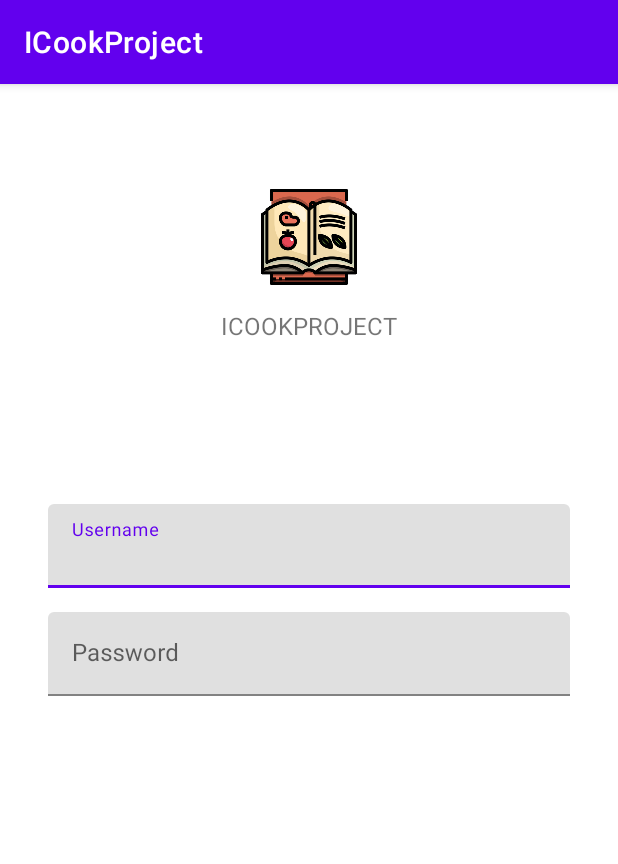
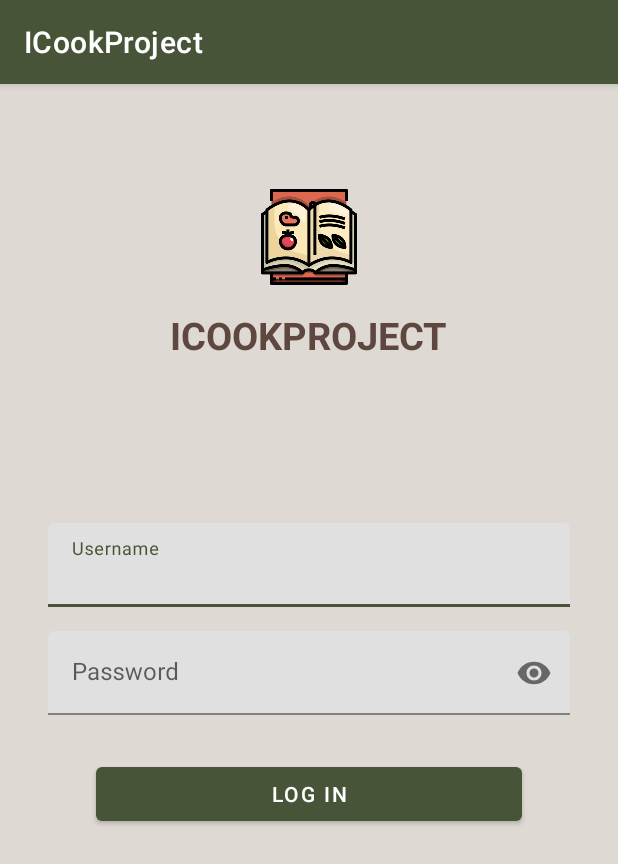
Before and after one commit to weedman-2000/IcookProyect_, an Android app: the screen it shows after launch (MainActivity), on a phone screen of 412 x 824 dp. Shown: the top 864 px of the screen. Run offline under Robolectric (Android 15) with nearby library versions, the phone set to English and light mode, and no system bars.

Commit message:
Cambios de color
min 42-vid7

```diff
--- a/app/src/main/res/layout/login_fragment.xml
+++ b/app/src/main/res/layout/login_fragment.xml
@@ -22,7 +22,6 @@
 
         >
 
-
         <ImageView
             android:layout_width="64dp"
             android:layout_height="64dp"
@@ -42,7 +41,9 @@
             android:layout_marginBottom="100dp"
             android:text="@string/app_name"
             android:textAllCaps="true"
-            android:textSize="16sp"
+            android:textSize="25dp"
+            android:textStyle="bold"
+            android:textColor="@color/TextTitleColor"
 
             />
 
@@ -51,6 +52,8 @@
             android:layout_height="match_parent"
             android:layout_margin="8dp"
             android:hint="@string/app_HintUsername"
+
+            app:endIconMode="clear_text"
 
             >
 
@@ -71,6 +74,7 @@
             android:hint="@string/app_HintPassword"
 
             app:errorEnabled="true"
+            app:endIconMode="password_toggle"
 
             >
 
@@ -84,6 +88,24 @@
 
         </com.google.android.material.textfield.TextInputLayout>
 
+        <RelativeLayout
+            android:layout_width="match_parent"
+            android:layout_height="wrap_content"
+
+            >
+
+            <com.google.android.material.button.MaterialButton
+                android:layout_width="match_parent"
+                android:layout_height="wrap_content"
+                android:layout_marginLeft="40dp"
+                android:layout_marginRight="40dp"
+                android:text="@string/app_ButtonTextLog"
+
+                app:backgroundTint="@color/purple_500"
+
+                />
+
+        </RelativeLayout>
     </LinearLayout>
 
 </ScrollView>
--- a/app/src/main/res/values/colors.xml
+++ b/app/src/main/res/values/colors.xml
@@ -1,12 +1,13 @@
 <?xml version="1.0" encoding="utf-8"?>
 <resources>
     <color name="purple_200">#FFBB86FC</color>
-    <color name="purple_500">#FF6200EE</color>
-    <color name="purple_700">#FF3700B3</color>
+    <color name="purple_500">#485437</color>
+    <color name="purple_700">#423f3c</color>
     <color name="teal_200">#FF03DAC5</color>
     <color name="teal_700">#FF018786</color>
     <color name="black">#FF000000</color>
     <color name="white">#FFFFFFFF</color>
 
-    <color name="LoginBackgroundColor">#FFFFFF</color>
+    <color name="LoginBackgroundColor">#ded9d3</color>
+    <color name="TextTitleColor">#5e473f </color>
 </resources>
```
